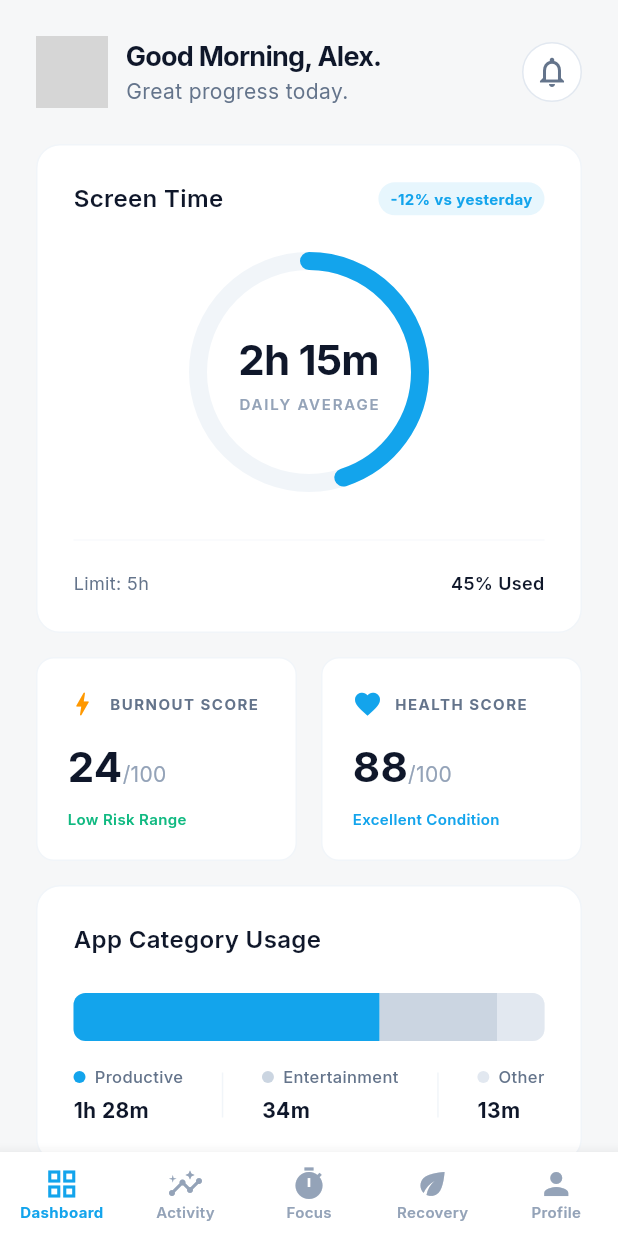
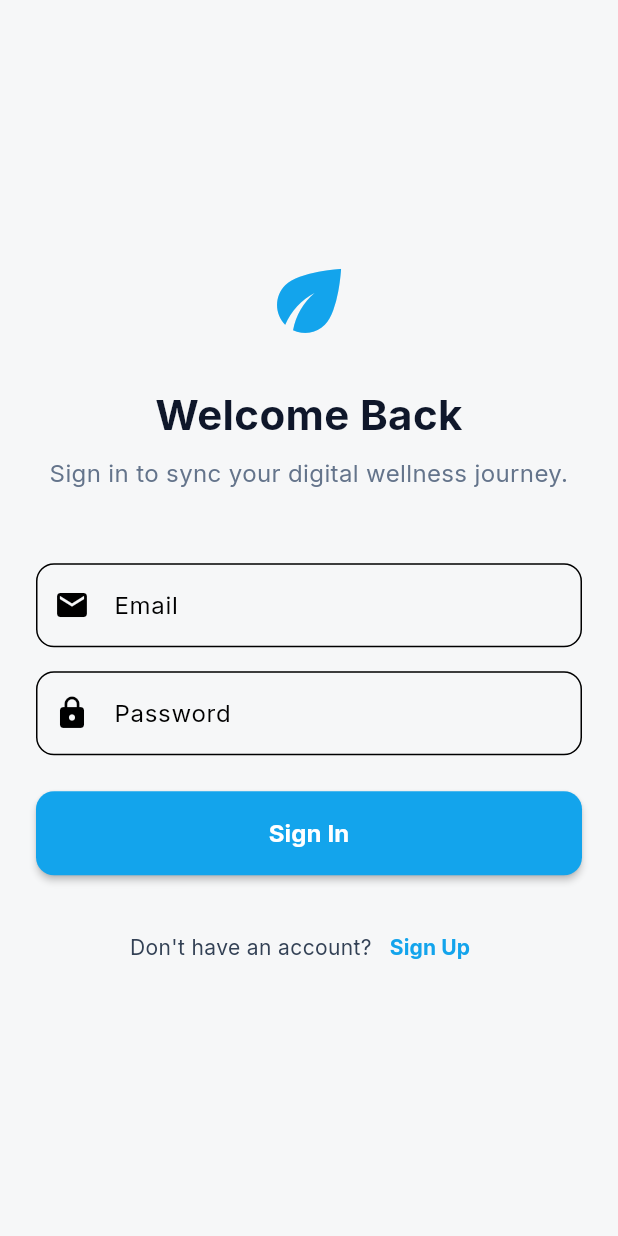
Before and after one commit to Avinashraaaj/Digital-Burnout-Recovery-Platform, a Flutter app: the screen it shows after launch, on a phone screen of 412 x 824 dp. Run offline on Flutter 3.47's test engine with Material 3 defaults, Android fonts, the phone set to English and light mode, and no system bars; our stand-ins replace fl_chart, google_fonts, shared_preferences, supabase_flutter; accounts and stored records are empty; grey boxes are pictures that could not be loaded.

Commit message:
Add Supabase Authentication and AuthWrapper

```diff
--- a/lib/main.dart
+++ b/lib/main.dart
@@ -1,12 +1,20 @@
 import 'package:flutter/material.dart';
 import 'package:provider/provider.dart';
+import 'package:supabase_flutter/supabase_flutter.dart';
 import 'providers/app_provider.dart';
+import 'providers/auth_provider.dart';
 import 'services/storage_service.dart';
 import 'utils/app_theme.dart';
-import 'screens/main_navigation_screen.dart';
+import 'screens/auth_wrapper.dart';
 
 void main() async {
   WidgetsFlutterBinding.ensureInitialized();
+
+  // Initialize Supabase
+  await Supabase.initialize(
+    url: 'https://inytzmmjiwcdzffnhelt.supabase.co',
+    anonKey: 'eyJhbGciOiJIUzI1NiIsInR5cCI6IkpXVCJ9.eyJpc3MiOiJzdXBhYmFzZSIsInJlZiI6ImlueXR6bW1qaXdjZHpmZm5oZWx0Iiwicm9sZSI6ImFub24iLCJpYXQiOjE3NzM1NjM1NzksImV4cCI6MjA4OTEzOTU3OX0._jndokeQ3l0xHu-hMJQCysxadG9PvhrQnDk10FGL5oM',
+  );
 
   final storageService = StorageService();
   await storageService.init();
@@ -26,6 +34,7 @@ class DigitalDetoxApp extends StatelessWidget {
         ChangeNotifierProvider(
           create: (_) => AppProvider(storageService),
         ),
+        ChangeNotifierProvider(create: (_) => AuthProvider()),
       ],
       child: MaterialApp(
         title: 'Digital Burnout Recovery',
@@ -33,7 +42,7 @@ class DigitalDetoxApp extends StatelessWidget {
         darkTheme: AppTheme.darkTheme,
         themeMode: ThemeMode.system,
         debugShowCheckedModeBanner: false,
-        home: const MainNavigationScreen(),
+        home: const AuthWrapper(),
       ),
     );
   }
--- /dev/null
+++ b/lib/providers/auth_provider.dart
@@ -0,0 +1,76 @@
+import 'package:flutter/material.dart';
+import 'package:supabase_flutter/supabase_flutter.dart';
+
+class AuthProvider extends ChangeNotifier {
+  final SupabaseClient _supabase = Supabase.instance.client;
+
+  bool _isLoading = false;
+  String? _errorMessage;
+
+  bool get isLoading => _isLoading;
+  String? get errorMessage => _errorMessage;
+  User? get currentUser => _supabase.auth.currentUser;
+
+  AuthProvider() {
+    _supabase.auth.onAuthStateChange.listen((data) {
+      notifyListeners();
+    });
+  }
+
+  Future<bool> signIn(String email, String password) async {
+    try {
+      _setLoading(true);
+      await _supabase.auth.signInWithPassword(
+        email: email,
+        password: password,
+      );
+      _setLoading(false);
+      return true;
+    } on AuthException catch (e) {
+      _setError(e.message);
+      return false;
+    } catch (e) {
+      _setError('An unexpected error occurred.');
+      return false;
+    }
+  }
+
+  Future<bool> signUp(String email, String password) async {
+    try {
+      _setLoading(true);
+      await _supabase.auth.signUp(
+        email: email,
+        password: password,
+      );
+      _setLoading(false);
+      return true;
+    } on AuthException catch (e) {
+      _setError(e.message);
+      return false;
+    } catch (e) {
+      _setError('An unexpected error occurred.');
+      return false;
+    }
+  }
+
+  Future<void> signOut() async {
+    await _supabase.auth.signOut();
+  }
+
+  void _setLoading(bool value) {
+    _isLoading = value;
+    _errorMessage = null;
+    notifyListeners();
+  }
+
+  void _setError(String message) {
+    _errorMessage = message;
+    _isLoading = false;
+    notifyListeners();
+  }
+
+  void clearError() {
+    _errorMessage = null;
+    notifyListeners();
+  }
+}
--- /dev/null
+++ b/lib/screens/auth_wrapper.dart
@@ -0,0 +1,22 @@
+import 'package:flutter/material.dart';
+import 'package:provider/provider.dart';
+import '../providers/auth_provider.dart';
+import 'main_navigation_screen.dart';
+import 'login_screen.dart';
+
+class AuthWrapper extends StatelessWidget {
+  const AuthWrapper({Key? key}) : super(key: key);
+
+  @override
+  Widget build(BuildContext context) {
+    final authProvider = context.watch<AuthProvider>();
+
+    // If a user is logged in, show the main dashboard.
+    // Otherwise, show the login screen.
+    if (authProvider.currentUser != null) {
+      return const MainNavigationScreen();
+    } else {
+      return const LoginScreen();
+    }
+  }
+}
--- /dev/null
+++ b/lib/screens/login_screen.dart
@@ -0,0 +1,166 @@
+import 'package:flutter/material.dart';
+import 'package:provider/provider.dart';
+import '../providers/auth_provider.dart';
+import '../utils/app_theme.dart';
+import 'signup_screen.dart';
+
+class LoginScreen extends StatefulWidget {
+  const LoginScreen({Key? key}) : super(key: key);
+
+  @override
+  State<LoginScreen> createState() => _LoginScreenState();
+}
+
+class _LoginScreenState extends State<LoginScreen> {
+  final _emailController = TextEditingController();
+  final _passwordController = TextEditingController();
+
+  @override
+  void dispose() {
+    _emailController.dispose();
+    _passwordController.dispose();
+    super.dispose();
+  }
+
+  void _signIn() async {
+    final auth = context.read<AuthProvider>();
+    final success = await auth.signIn(
+      _emailController.text.trim(),
+      _passwordController.text.trim(),
+    );
+    if (!success && mounted && auth.errorMessage != null) {
+      ScaffoldMessenger.of(context).showSnackBar(
+        SnackBar(
+          content: Text(auth.errorMessage!),
+          backgroundColor: AppTheme.danger,
+        ),
+      );
+    }
+  }
+
+  @override
+  Widget build(BuildContext context) {
+    final isDark = Theme.of(context).brightness == Brightness.dark;
+    final auth = context.watch<AuthProvider>();
+
+    return Scaffold(
+      body: SafeArea(
+        child: Center(
+          child: SingleChildScrollView(
+            padding: const EdgeInsets.all(24.0),
+            child: Column(
+              mainAxisAlignment: MainAxisAlignment.center,
+              crossAxisAlignment: CrossAxisAlignment.stretch,
+              children: [
+                // Logo/Header
+                Icon(
+                  Icons.eco,
+                  size: 64,
+                  color: AppTheme.primaryColor,
+                ),
+                const SizedBox(height: 24),
+                const Text(
+                  'Welcome Back',
+                  textAlign: TextAlign.center,
+                  style: TextStyle(
+                    fontSize: 28,
+                    fontWeight: FontWeight.bold,
+                  ),
+                ),
+                const SizedBox(height: 8),
+                Text(
+                  'Sign in to sync your digital wellness journey.',
+                  textAlign: TextAlign.center,
+                  style: TextStyle(
+                    fontSize: 16,
+                    color: isDark ? const Color(0xFF94A3B8) : const Color(0xFF64748B),
+                  ),
+                ),
+                const SizedBox(height: 48),
+
+                // Form
+                TextField(
+                  controller: _emailController,
+                  keyboardType: TextInputType.emailAddress,
+                  decoration: InputDecoration(
+                    labelText: 'Email',
+                    prefixIcon: const Icon(Icons.email),
+                    border: OutlineInputBorder(
+                      borderRadius: BorderRadius.circular(12),
+                    ),
+                  ),
+                ),
+                const SizedBox(height: 16),
+                TextField(
+                  controller: _passwordController,
+                  obscureText: true,
+                  decoration: InputDecoration(
+                    labelText: 'Password',
+                    prefixIcon: const Icon(Icons.lock),
+                    border: OutlineInputBorder(
+                      borderRadius: BorderRadius.circular(12),
+                    ),
+                  ),
+                ),
+                const SizedBox(height: 24),
+
+                // Sign In Button
+                SizedBox(
+                  height: 56,
+                  child: ElevatedButton(
+                    onPressed: auth.isLoading ? null : _signIn,
+                    style: ElevatedButton.styleFrom(
+                      backgroundColor: AppTheme.primaryColor,
+                      foregroundColor: Colors.white,
+                      shape: RoundedRectangleBorder(
+                        borderRadius: BorderRadius.circular(12),
+                      ),
+                      elevation: 2,
+                    ),
+                    child: auth.isLoading
+                        ? const CircularProgressIndicator(color: Colors.white)
+                        : const Text(
+                            'Sign In',
+                            style: TextStyle(
+                              fontSize: 16,
+                              fontWeight: FontWeight.bold,
+                            ),
+                          ),
+                  ),
+                ),
+                const SizedBox(height: 24),
+
+                // Sign Up Link
+                Row(
+                  mainAxisAlignment: MainAxisAlignment.center,
+                  children: [
+                    Text(
+                      "Don't have an account?",
+                      style: TextStyle(
+                        color: isDark ? const Color(0xFFE2E8F0) : const Color(0xFF334155),
+                      ),
+                    ),
+                    TextButton(
+                      onPressed: () {
+                        Navigator.of(context).push(
+                          MaterialPageRoute(builder: (_) => const SignupScreen()),
+                        );
+                      },
+                      child: Text(
+                        'Sign Up',
+                        style: TextStyle(
+                          fontWeight: FontWeight.bold,
+                          color: AppTheme.primaryColor,
+                        ),
+                      ),
+                    ),
+                  ],
+                ),
+              ],
+            ),
+          ),
+        ),
+      ),
+    );
+  }
+}
--- a/pubspec.yaml
+++ b/pubspec.yaml
@@ -38,6 +38,7 @@ dependencies:
   provider: ^6.1.5+1
   shared_preferences: ^2.5.4
   google_fonts: ^8.0.2
+  supabase_flutter: ^2.12.0
 
 dev_dependencies:
   flutter_test:
```
Also changed, not shown: lib/screens/profile_progress_screen.dart (+9 -2 lines), lib/screens/signup_screen.dart (added, +147 -0 lines), pubspec.lock, 5 other files.
